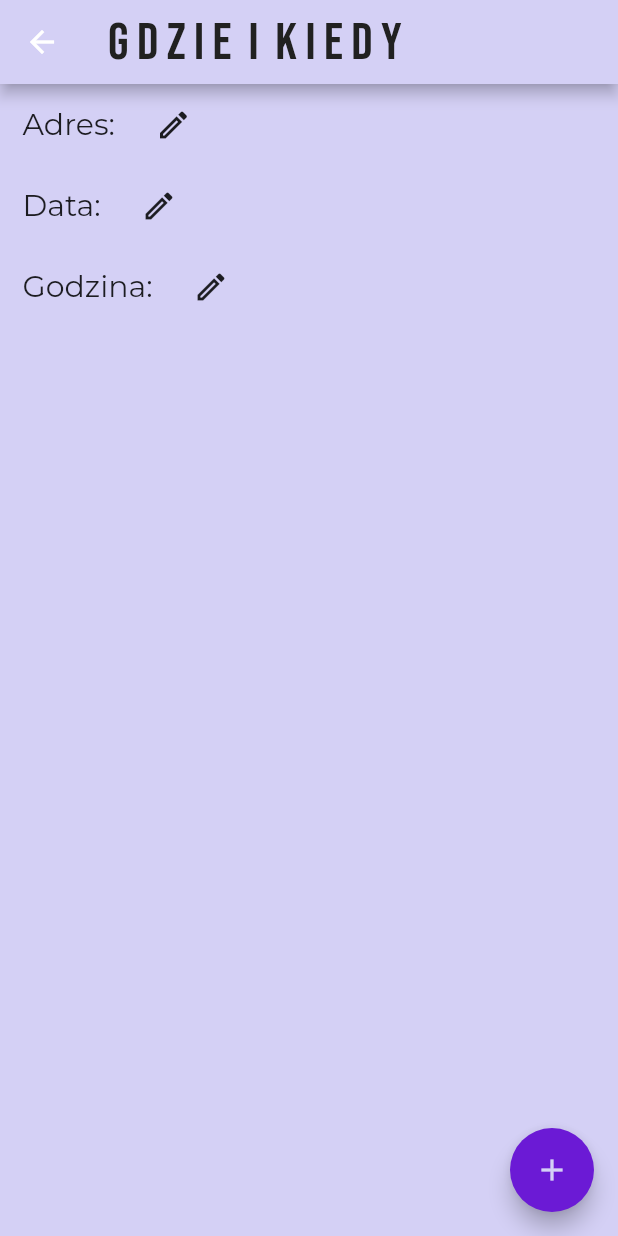
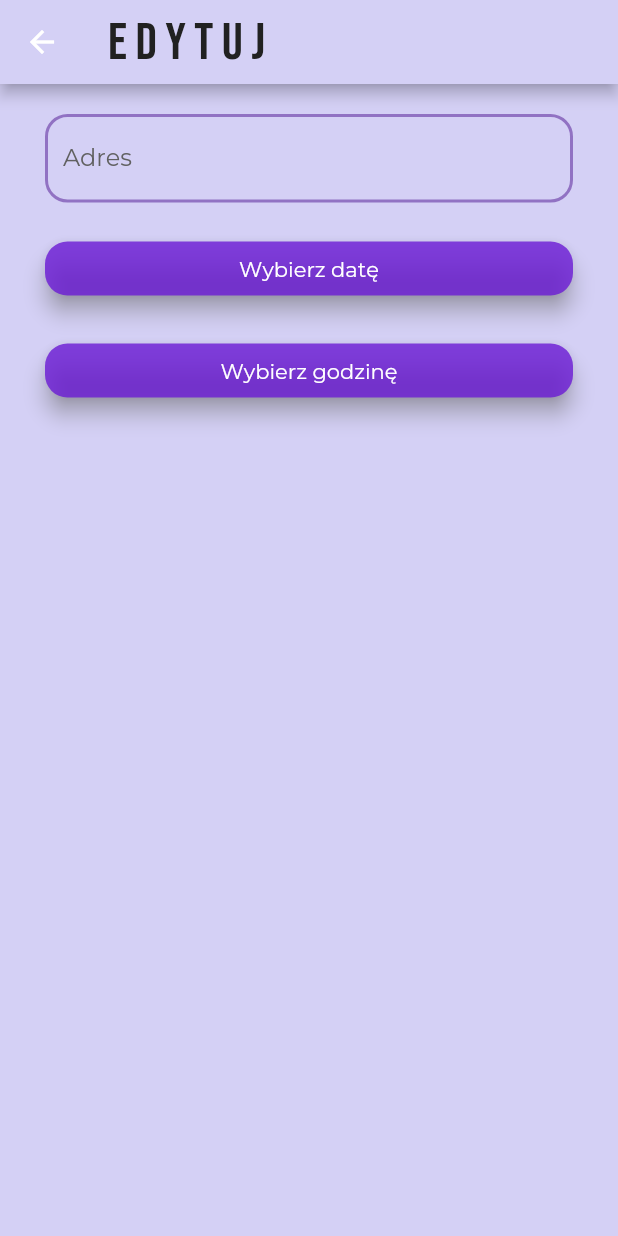
Before and after one commit to agajaworska/letsparty, a Flutter app: the DatePage screen opened directly, after a tap on the "edit" icon, on a phone screen of 412 x 824 dp. Run offline on Flutter 3.47's test engine with Material 2 defaults, Android fonts, the phone set to English and light mode, and no system bars; our stand-ins replace bloc, cloud_firestore, firebase_auth, firebase_core, flutter_bloc, google_fonts and 1 more; missing offline and left inert: flutterfire_ui; accounts and stored records are empty.

Commit message:
Add updating documents functionality to date_page

```diff
--- a/lib/features/pages/add date/add_date_page.dart
+++ b/lib/features/pages/add date/add_date_page.dart
@@ -3,6 +3,7 @@ import 'package:flutter_bloc/flutter_bloc.dart';
 import 'package:google_fonts/google_fonts.dart';
 import 'package:intl/intl.dart';
 import 'package:letsparty/features/pages/add%20date/cubit/add_date_cubit.dart';
+import 'package:letsparty/models/item_models.dart';
 
 class AddDatePage extends StatefulWidget {
   const AddDatePage({Key? key}) : super(key: key);
@@ -103,6 +104,7 @@ class _AddDatePageBody extends StatelessWidget {
   final Function(TimeOfDay?) onTimeChanged;
   final String? selectedDateFormatted;
   final String? selectedTimeFormatted;
+
   @override
   Widget build(BuildContext context) {
     return ListView(
--- a/lib/features/pages/add date/cubit/add_date_state.dart
+++ b/lib/features/pages/add date/cubit/add_date_state.dart
@@ -4,8 +4,10 @@ class AddDateState {
   const AddDateState({
     this.saved = false,
     this.errorMessage = '',
+    this.documents = const [],
   });
 
   final bool saved;
   final String errorMessage;
+  final List<QueryDocumentSnapshot<Map<String, dynamic>>> documents;
 }
--- /dev/null
+++ b/lib/features/pages/add date/update_date_page.dart
@@ -0,0 +1,209 @@
+import 'dart:async';
+
+import 'package:flutter/material.dart';
+import 'package:flutter_bloc/flutter_bloc.dart';
+import 'package:google_fonts/google_fonts.dart';
+import 'package:intl/intl.dart';
+
+import 'package:letsparty/features/pages/date/cubit/date_cubit.dart';
+import 'package:letsparty/models/item_models.dart';
+
+class UpdatePage extends StatefulWidget {
+  const UpdatePage({Key? key}) : super(key: key);
+
+  @override
+  State<UpdatePage> createState() => _UpdatePageState();
+}
+
+class _UpdatePageState extends State<UpdatePage> {
+  String? _adress;
+  DateTime? _date;
+  TimeOfDay? _time;
+
+  @override
+  Widget build(BuildContext context) {
+    return BlocProvider(
+      create: (context) => DateCubit()..start(),
+      child: BlocListener<DateCubit, DateState>(
+        listener: (context, state) {
+          if (state.saved) {
+            Navigator.of(context).pop();
+          }
+          if (state.errorMessage.isNotEmpty) {
+            ScaffoldMessenger.of(context).showSnackBar(SnackBar(
+              content: Text(state.errorMessage),
+              backgroundColor: Colors.red,
+            ));
+          }
+        },
+        child: BlocBuilder<DateCubit, DateState>(
+          builder: (context, state) {
+            final itemModels = state.items;
+            return Scaffold(
+              backgroundColor: const Color.fromARGB(255, 212, 208, 245),
+              appBar: AppBar(
+                  backgroundColor: const Color.fromARGB(255, 212, 208, 245),
+                  title: Text(
+                    'E D Y T U J ',
+                    style: GoogleFonts.bebasNeue(
+                      fontSize: 35,
+                      color: Colors.grey.shade900,
+                    ),
+                  ),
+                  actions: [
+                    for (final itemModel in itemModels)
+                      IconButton(
+                        onPressed: () {
+                          context.read<DateCubit>().updateAdress(
+                                documentID: itemModel.id,
+                                adress: _adress!,
+                                date: _date!,
+                                time: _time!.format(context).toString(),
+                              );
+                        },
+                        icon: const Icon(Icons.check),
+                      )
+                  ]),
+              body: _UpdateDatePageBody(
+                onAdressChanged: (newValue) {
+                  setState(() {
+                    _adress = newValue;
+                  });
+                },
+                onDateChanged: (newValue) {
+                  setState(() {
+                    _date = newValue;
+                  });
+                },
+                onTimeChanged: (newValue) {
+                  setState(() {
+                    _time = newValue;
+                  });
+                },
+                selectedTimeFormatted:
+                    _time == null ? null : _time!.format(context),
+                selectedDateFormatted: _date == null
+                    ? null
+                    : DateFormat.yMMMMEEEEd().format(_date!),
+              ),
+            );
+          },
+        ),
+      ),
+    );
+  }
+}
+
+class _UpdateDatePageBody extends StatelessWidget {
+  const _UpdateDatePageBody({
+    Key? key,
+    required this.onAdressChanged,
+    required this.onDateChanged,
+    required this.onTimeChanged,
+    this.selectedDateFormatted,
+    this.selectedTimeFormatted,
+  }) : super(key: key);
+
+  final Function(String) onAdressChanged;
+  final Function(DateTime?) onDateChanged;
+  final Function(TimeOfDay?) onTimeChanged;
+  final String? selectedDateFormatted;
+  final String? selectedTimeFormatted;
+
+  @override
+  Widget build(BuildContext context) {
+    return BlocProvider(
+      create: (context) => DateCubit()..start(),
+      child: BlocBuilder<DateCubit, DateState>(
+        builder: (context, state) {
+          return ListView(
+            padding: const EdgeInsets.symmetric(
+              horizontal: 30,
+              vertical: 20,
+            ),
+            children: [
+              TextField(
+                onChanged: onAdressChanged,
+                decoration: InputDecoration(
+                  enabledBorder: const OutlineInputBorder(
+                    borderRadius: BorderRadius.all(Radius.circular(15.0)),
+                    borderSide: BorderSide(
+                      width: 2,
+                      color: Color.fromARGB(183, 119, 77, 175),
+                    ),
+                  ),
+                  focusedBorder: const OutlineInputBorder(
+                    borderRadius: BorderRadius.all(Radius.circular(15.0)),
+                    borderSide: BorderSide(
+                      width: 2,
+                      color: Color.fromARGB(183, 119, 77, 175),
+                    ),
+                  ),
+                  border: const OutlineInputBorder(),
+                  hintText: 'Adres',
+                  labelStyle: TextStyle(color: Colors.grey.shade700),
+                  label: Text(
+                    'Adres',
+                    style: GoogleFonts.montserrat(),
+                  ),
+                ),
+              ),
+              const SizedBox(height: 20),
+              ElevatedButton(
+                onPressed: () async {
+                  final selectedDate = await showDatePicker(
+                    context: context,
+                    initialDate: DateTime.now(),
+                    firstDate: DateTime.now(),
+                    lastDate: DateTime.now().add(
+                      const Duration(days: 365 * 10),
+                    ),
+                  );
+                  onDateChanged(selectedDate);
+                },
+                style: ElevatedButton.styleFrom(
+                  shape: RoundedRectangleBorder(
+                    borderRadius: BorderRadius.circular(15),
+                  ),
+                  primary: const Color.fromARGB(205, 107, 26, 213),
+                  shadowColor: Colors.grey,
+                  elevation: 6.0,
+                  textStyle: GoogleFonts.montserrat(),
+                ),
+                child: Text(
+                  selectedDateFormatted ?? 'Wybierz datę',
+                  style: GoogleFonts.montserrat(),
+                ),
+              ),
+              const SizedBox(
+                height: 20,
+              ),
+              ElevatedButton(
+                onPressed: () async {
+                  final selectedTime = await showTimePicker(
+                    context: context,
+                    initialTime: TimeOfDay.now(),
+                  );
+                  onTimeChanged(selectedTime);
+                },
+                style: ElevatedButton.styleFrom(
+                  shape: RoundedRectangleBorder(
+                    borderRadius: BorderRadius.circular(15),
+                  ),
+                  primary: const Color.fromARGB(205, 107, 26, 213),
+                  shadowColor: Colors.grey,
+                  elevation: 6.0,
+                  textStyle: GoogleFonts.montserrat(),
+                ),
+                child: Text(
+                  selectedTimeFormatted ?? 'Wybierz godzinę',
+                  style: GoogleFonts.montserrat(),
+                ),
+              ),
+            ],
+          );
+        },
+      ),
+    );
+  }
+}
--- a/lib/features/pages/date/cubit/date_cubit.dart
+++ b/lib/features/pages/date/cubit/date_cubit.dart
@@ -53,12 +53,18 @@ class DateCubit extends Cubit<DateState> {
     }
   }
 
-  Future<void> update(
-      {required String documentID, required String adress}) async {
-    await FirebaseFirestore.instance
-        .collection('items')
-        .doc(documentID)
-        .update({'adress': adress});
+  CollectionReference users = FirebaseFirestore.instance.collection('items');
+
+  Future<void> updateAdress(
+      {required String documentID,
+      required String adress,
+      required DateTime date,
+      required String time}) async {
+    await users.doc(documentID).update({
+      'adress': adress,
+      'date': date,
+      'time': time.toString(),
+    });
   }
 
   @override
--- a/lib/features/pages/date/cubit/date_state.dart
+++ b/lib/features/pages/date/cubit/date_state.dart
@@ -5,9 +5,13 @@ class DateState {
     this.items = const [],
     this.loadingErrorOccured = false,
     this.removingErrorOccured = false,
+    this.saved = false,
+    this.errorMessage = '',
   });
 
   final List<ItemModel> items;
   final bool loadingErrorOccured;
   final bool removingErrorOccured;
+  final bool saved;
+  final String errorMessage;
 }
--- a/lib/features/pages/date/date_page.dart
+++ b/lib/features/pages/date/date_page.dart
@@ -2,6 +2,7 @@ import 'package:flutter/material.dart';
 import 'package:flutter_bloc/flutter_bloc.dart';
 import 'package:google_fonts/google_fonts.dart';
 import 'package:letsparty/features/pages/add%20date/add_date_page.dart';
+import 'package:letsparty/features/pages/add%20date/update_date_page.dart';
 import 'package:letsparty/features/pages/date/cubit/date_cubit.dart';
 import 'package:letsparty/models/item_models.dart';
 
@@ -61,61 +62,64 @@ class _DatePageBody extends StatelessWidget {
             children: [
               Row(
                 children: [
-                  Padding(
-                    padding: const EdgeInsets.all(15.0),
-                    child: Text(
-                      "Adres:",
-                      style: GoogleFonts.montserrat(
-                        fontSize: 20,
-                      ),
+                  const Padding(
+                    padding: EdgeInsets.all(15.0),
+                    child: Icon(
+                      Icons.home_outlined,
                     ),
                   ),
                   for (final itemModel in itemModels)
                     _AdressBox(itemModel: itemModel),
-                  IconButton(
-                    onPressed: () {},
-                    icon: const Icon(Icons.edit_outlined),
-                  )
                 ],
               ),
               Row(
                 children: [
-                  Padding(
-                    padding: const EdgeInsets.all(15.0),
-                    child: Text(
-                      "Data:",
-                      style: GoogleFonts.montserrat(
-                        fontSize: 20,
-                      ),
+                  const Padding(
+                    padding: EdgeInsets.all(15.0),
+                    child: Icon(
+                      Icons.calendar_month_outlined,
                     ),
                   ),
                   for (final itemModel in itemModels)
                     _DateBox(itemModel: itemModel),
-                  IconButton(
-                    onPressed: () {},
-                    icon: const Icon(Icons.edit_outlined),
-                  )
                 ],
               ),
               Row(
                 children: [
-                  Padding(
-                    padding: const EdgeInsets.all(15.0),
-                    child: Text(
-                      "Godzina:",
-                      style: GoogleFonts.montserrat(
-                        fontSize: 20,
-                      ),
+                  const Padding(
+                    padding: EdgeInsets.all(15.0),
+                    child: Icon(
+                      Icons.watch_later_outlined,
                     ),
                   ),
                   for (final itemModel in itemModels)
                     _HourBox(itemModel: itemModel),
-                  IconButton(
-                    onPressed: () {},
-                    icon: const Icon(Icons.edit_outlined),
-                  )
                 ],
               ),
+              Row(
+                mainAxisAlignment: MainAxisAlignment.center,
+                children: [
+                  IconButton(
+                    onPressed: () {
+                      Navigator.of(context).push(
+                        MaterialPageRoute(
+                          builder: (_) => const UpdatePage(),
+                        ),
+                      );
+                    },
+                    icon: const Icon(Icons.edit_outlined),
+                  ),
+                  for (final itemModel in itemModels)
+                    IconButton(
+                      onPressed: () {
+                        context
+                            .read<DateCubit>()
+                            .remove(documentID: itemModel.id);
+                      },
+                      icon: const Icon(Icons.delete_outlined),
+                    ),
+                ],
+              )
             ],
           );
         },
@@ -195,16 +199,10 @@ class _AdressBox extends StatelessWidget {
             ),
           ],
         ),
-        child: Dismissible(
-          key: ValueKey(itemModel.id),
-          onDismissed: (_) {
-            context.read<DateCubit>().remove(documentID: itemModel.id);
-          },
-          child: Text(
-            itemModel.adress,
-            style: GoogleFonts.montserrat(
-              fontSize: 18,
-            ),
+        child: Text(
+          itemModel.adress,
+          style: GoogleFonts.montserrat(
+            fontSize: 18,
           ),
         ),
       ),
--- a/lib/features/pages/home/home_page.dart
+++ b/lib/features/pages/home/home_page.dart
@@ -8,6 +8,7 @@ import 'package:letsparty/features/pages/home/chat/chat_page_content.dart';
 import 'package:letsparty/features/pages/home/cubit/home_cubit.dart';
 import 'package:letsparty/features/pages/home/main_view/main_view_page_content.dart';
 import 'package:letsparty/features/pages/home/my_account/my_account_page_content.dart';
+import 'package:letsparty/models/user_models.dart';
 
 class HomePage extends StatelessWidget {
   const HomePage({
```
